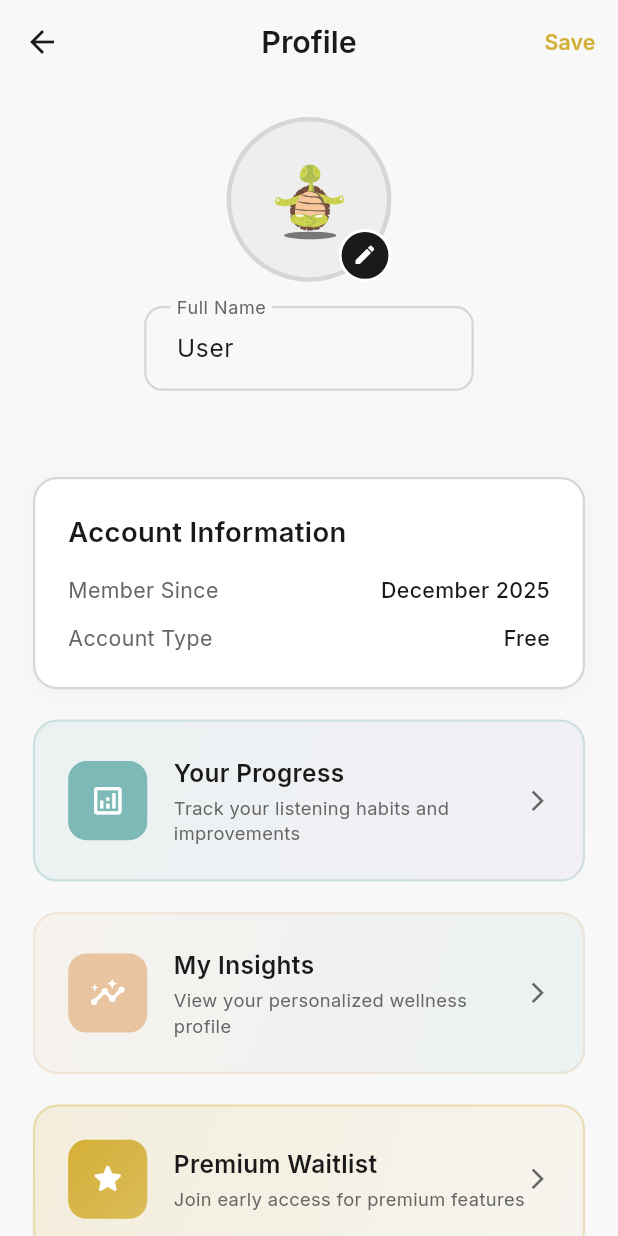
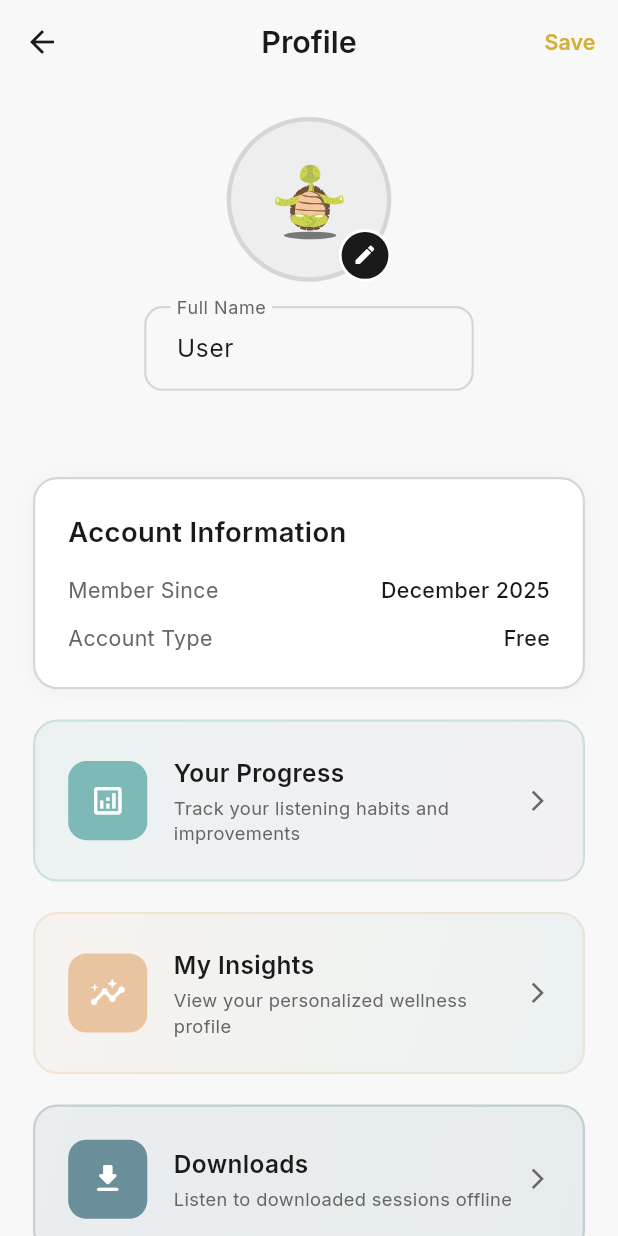
Before and after one commit to ParvinT/insidex_app, a Flutter app: the ProfileScreen screen opened by its route, after a tap on "Edit", on a phone screen of 412 x 824 dp. Run offline on Flutter 3.47's test engine with Material 3 defaults, Android fonts, the phone set to English and light mode, and no system bars; our stand-ins replace audio_service, cached_network_image, cloud_firestore, cloud_functions, connectivity_plus, device_preview and 25 more; missing offline and left inert: audio_session, background_fetch, encrypt; accounts and stored records are empty; generated files the repository leaves out were written again; statements that could not run were skipped.

Commit message:
developing download system v4

```diff
--- a/lib/features/downloads/downloads_screen.dart
+++ b/lib/features/downloads/downloads_screen.dart
@@ -194,7 +194,6 @@ class _DownloadsScreenState extends State<DownloadsScreen> {
     bool isTablet,
     bool isLast,
   ) {
-    final double cardHeight = isTablet ? 100.h : 90.h;
     final double imageSize = isTablet ? 80.w : 70.w;
     final double titleSize = isTablet ? 16.sp : 15.sp;
     final double subtitleSize = isTablet ? 13.sp : 12.sp;
@@ -208,7 +207,6 @@ class _DownloadsScreenState extends State<DownloadsScreen> {
           onTap: () => _playDownload(download),
           borderRadius: BorderRadius.circular(borderRadius),
           child: Container(
-            height: cardHeight,
             padding: EdgeInsets.all(12.w),
             decoration: BoxDecoration(
               color: Colors.white,
--- a/lib/features/profile/profile_screen.dart
+++ b/lib/features/profile/profile_screen.dart
@@ -8,6 +8,7 @@ import '../../core/constants/app_colors.dart';
 import '../../providers/user_provider.dart';
 import '../../core/routes/app_routes.dart';
 import '../../l10n/app_localizations.dart';
+import '../downloads/downloads_screen.dart';
 import 'widgets/profile_header.dart';
 import 'widgets/profile_info_section.dart';
 import 'widgets/profile_action_button.dart';
@@ -291,6 +292,25 @@ class _ProfileScreenState extends State<ProfileScreen> {
                       Navigator.pushNamed(context, AppRoutes.myInsights),
                 ),
                 SizedBox(height: 20.h),
+                // Downloads button
+                ProfileActionButton(
+                  icon: Icons.download_rounded,
+                  title: AppLocalizations.of(context).downloads,
+                  subtitle: AppLocalizations.of(context).offlineListening,
+                  gradientColors: [
+                    const Color(0xFF6B8E9B).withOpacity(0.1),
+                    const Color(0xFF4A7C8C).withOpacity(0.1),
+                  ],
+                  borderColor: const Color(0xFF6B8E9B),
+                  iconBackgroundColor: const Color(0xFF6B8E9B),
+                  onTap: () => Navigator.push(
+                    context,
+                    MaterialPageRoute(builder: (_) => const DownloadsScreen()),
+                  ),
+                ),
+                /*
+                // Premium Waitlist - Disabled for now
+                SizedBox(height: 20.h),
                 ProfileActionButton(
                   icon: Icons.star_rounded,
                   title: AppLocalizations.of(context).premiumWaitlist,
@@ -305,6 +325,7 @@ class _ProfileScreenState extends State<ProfileScreen> {
                   onTap: () =>
                       Navigator.pushNamed(context, '/premium/waitlist'),
                 ),
+                */
                 SizedBox(height: 20.h),
                 if (userProvider.isAdmin) ...[
                   ProfileActionButton(
--- a/lib/l10n/app_en.arb
+++ b/lib/l10n/app_en.arb
@@ -836,7 +836,8 @@
   "downloadComplete": "Download Complete",
   "downloadFailed": "Download Failed",
   "offlineMode": "Offline Mode",
-  "offlineModeMessage": "Only downloaded sessions are available"
+  "offlineModeMessage": "Only downloaded sessions are available",
+  "offlineListening": "Listen to downloaded sessions offline"
 
 
 }
--- a/lib/l10n/app_hi.arb
+++ b/lib/l10n/app_hi.arb
@@ -733,5 +733,6 @@
   "downloadComplete": "डाउनलोड पूर्ण",
   "downloadFailed": "डाउनलोड विफल",
   "offlineMode": "ऑफ़लाइन मोड",
-  "offlineModeMessage": "केवल डाउनलोड किए गए सत्र उपलब्ध हैं"
+  "offlineModeMessage": "केवल डाउनलोड किए गए सत्र उपलब्ध हैं",
+  "offlineListening": "डाउनलोड किए गए सत्र ऑफ़लाइन सुनें"
 }
--- a/lib/l10n/app_localizations.dart
+++ b/lib/l10n/app_localizations.dart
@@ -4163,6 +4163,12 @@ abstract class AppLocalizations {
   /// In en, this message translates to:
   /// **'Only downloaded sessions are available'**
   String get offlineModeMessage;
+
+  /// No description provided for @offlineListening.
+  ///
+  /// In en, this message translates to:
+  /// **'Listen to downloaded sessions offline'**
+  String get offlineListening;
 }
 
 class _AppLocalizationsDelegate
--- a/lib/l10n/app_localizations_en.dart
+++ b/lib/l10n/app_localizations_en.dart
@@ -2141,4 +2141,7 @@ class AppLocalizationsEn extends AppLocalizations {
 
   @override
   String get offlineModeMessage => 'Only downloaded sessions are available';
+
+  @override
+  String get offlineListening => 'Listen to downloaded sessions offline';
 }
--- a/lib/l10n/app_localizations_hi.dart
+++ b/lib/l10n/app_localizations_hi.dart
@@ -2145,4 +2145,7 @@ class AppLocalizationsHi extends AppLocalizations {
 
   @override
   String get offlineModeMessage => 'केवल डाउनलोड किए गए सत्र उपलब्ध हैं';
+
+  @override
+  String get offlineListening => 'डाउनलोड किए गए सत्र ऑफ़लाइन सुनें';
 }
--- a/lib/l10n/app_localizations_ru.dart
+++ b/lib/l10n/app_localizations_ru.dart
@@ -2158,4 +2158,7 @@ class AppLocalizationsRu extends AppLocalizations {
 
   @override
   String get offlineModeMessage => 'Доступны только загруженные сеансы';
+
+  @override
+  String get offlineListening => 'Слушайте загруженные сеансы офлайн';
 }
--- a/lib/l10n/app_localizations_tr.dart
+++ b/lib/l10n/app_localizations_tr.dart
@@ -2149,4 +2149,7 @@ class AppLocalizationsTr extends AppLocalizations {
 
   @override
   String get offlineModeMessage => 'Yalnızca indirilen seanslar kullanılabilir';
+
+  @override
+  String get offlineListening => 'İndirilen seansları çevrimdışı dinleyin';
 }
--- a/lib/l10n/app_ru.arb
+++ b/lib/l10n/app_ru.arb
@@ -789,6 +789,7 @@
   "downloadComplete": "Загрузка завершена",
   "downloadFailed": "Ошибка загрузки",
   "offlineMode": "Офлайн режим",
-  "offlineModeMessage": "Доступны только загруженные сеансы"
+  "offlineModeMessage": "Доступны только загруженные сеансы",
+  "offlineListening": "Слушайте загруженные сеансы офлайн"
 
 }
--- a/lib/l10n/app_tr.arb
+++ b/lib/l10n/app_tr.arb
@@ -779,7 +779,8 @@
   "downloadComplete": "İndirme Tamamlandı",
   "downloadFailed": "İndirme Başarısız",
   "offlineMode": "Çevrimdışı Mod",
-  "offlineModeMessage": "Yalnızca indirilen seanslar kullanılabilir"
+  "offlineModeMessage": "Yalnızca indirilen seanslar kullanılabilir",
+  "offlineListening": "İndirilen seansları çevrimdışı dinleyin"
 
 
 }
```
Also changed, not shown: lib/features/downloads/widgets/download_button.dart (+28 -13 lines), lib/features/home/home_screen.dart (+2 -31 lines), lib/services/download/download_helpers.dart (+35 -0 lines), lib/services/download/download_service.dart (+24 -5 lines).
